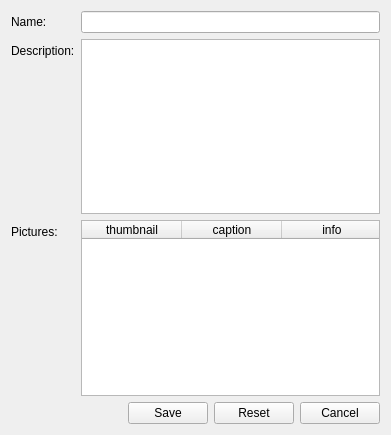
Qt form qt/apps/configurator/forms/manufacturer_edit.ui (Wolframe/qtClient) before a commit.
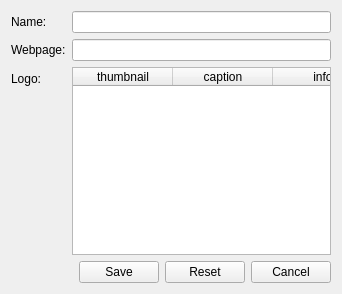
The same form after that commit.

The edit to the form file:
```diff
--- a/qt/apps/configurator/forms/manufacturer_edit.ui
+++ b/qt/apps/configurator/forms/manufacturer_edit.ui
@@ -6,8 +6,8 @@
    <rect>
     <x>0</x>
     <y>0</y>
-    <width>391</width>
-    <height>435</height>
+    <width>342</width>
+    <height>294</height>
    </rect>
   </property>
   <property name="windowTitle">
@@ -49,20 +49,14 @@
    <item row="1" column="0">
     <widget class="QLabel" name="label_description">
      <property name="text">
-      <string>Description:</string>
-     </property>
-     <property name="buddy">
-      <cstring>description</cstring>
+      <string>Webpage:</string>
      </property>
     </widget>
    </item>
-   <item row="1" column="1">
-    <widget class="QPlainTextEdit" name="description"/>
-   </item>
    <item row="2" column="0">
     <widget class="QLabel" name="label">
      <property name="text">
-      <string>Pictures:</string>
+      <string>Logo:</string>
      </property>
     </widget>
    </item>
@@ -191,6 +185,9 @@
      </item>
     </layout>
    </item>
+   <item row="1" column="1">
+    <widget class="QLineEdit" name="webPage"/>
+   </item>
   </layout>
  </widget>
  <tabstops>
```
Left out of the diff: 19 changed lines with no effect on the pictures.
